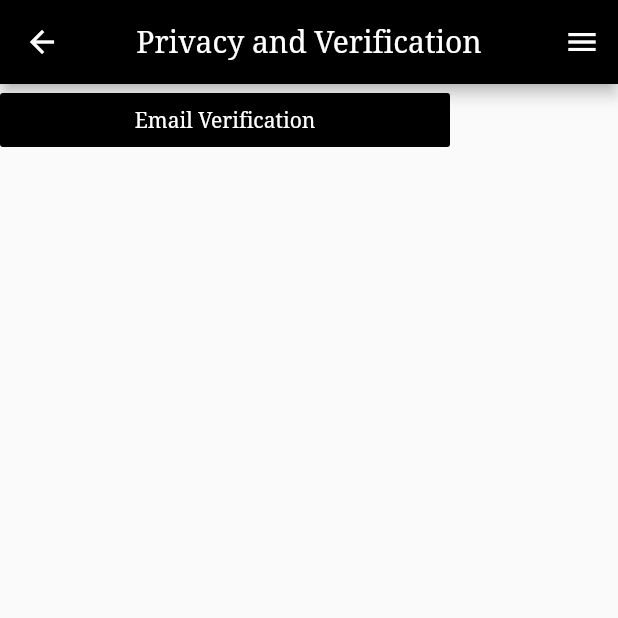
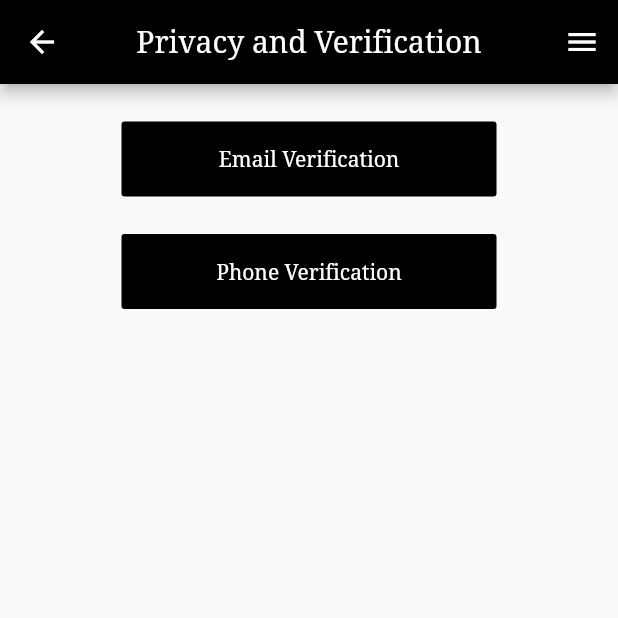
Before and after one commit to harshoo3/Online-Voting-Application, a Flutter app: the screen it shows once a user with an empty profile is signed in, in the side drawer, after a tap on "Privacy and Verification", on a phone screen of 412 x 824 dp, the top half of it. Run offline on Flutter 3.47's test engine with Material 2 defaults, Android fonts, the phone set to English and light mode, and no system bars; our stand-ins replace cloud_firestore, date_field, firebase_auth, firebase_storage, flutter_spinkit, image_picker and 3 more; missing offline and left inert: flutter_statusbarcolor, smart_select; accounts and stored records are empty; statements that could not run were skipped.

Commit message:
phone verification not working

```diff
--- a/lib/screens/authenticate/emailVerification.dart
+++ b/lib/screens/authenticate/emailVerification.dart
@@ -63,7 +63,7 @@ class _EmailVerificationState extends State<EmailVerification> {
           onPressed: () => Navigator.of(context).pop(isEmailVerified),
         ),
         backgroundColor: Colors.black,
-        title: Text('Create Elections'),
+        title: Text('Email Verification'),
       ),
       endDrawer: SideDrawer(user: user,context: context,),
       body: Center(
--- a/lib/screens/home/home.dart
+++ b/lib/screens/home/home.dart
@@ -72,24 +72,17 @@ class _HomeState extends State<Home> {
           child: SingleChildScrollView(
             child: Column(
               children: <Widget>[
-                Center(
-                  child: Text(
-                    'Home page',
-                    style: TextStyle(
-                      fontSize: 30,
-                    ),
-                  ),
-                ),
-                SizedBox(height: 30,),
+                Center(child: SizedBox(height: 25,)),
                 SizedBox(
                   child:Text(
                     'Welcome ${user.name}',
                     // 'yolo',
                     style: TextStyle(
-                        fontSize: 20
+                        fontSize: 30
                     ),
                   ),
                 ),
+                SizedBox(height: 25,),
                 SizedBox(
                   width: 250,
                   height: 50,
--- a/lib/screens/sidebarAndScreens/privacyAndVerification.dart
+++ b/lib/screens/sidebarAndScreens/privacyAndVerification.dart
@@ -3,7 +3,9 @@ import 'package:flutter/material.dart';
 import 'package:online_voting/customWidgets/customClassesAndWidgets.dart';
 import 'package:online_voting/models/user.dart';
 import 'package:online_voting/screens/authenticate/emailVerification.dart';
+import 'package:online_voting/screens/loading.dart';
 import 'package:online_voting/screens/sidebarAndScreens/sidebar.dart';
+import 'package:online_voting/screens/authenticate/phoneVerification.dart';
 class PrivacyAndVerification extends StatefulWidget {
   User user;
   PrivacyAndVerification({this.user});
@@ -14,13 +16,18 @@ class PrivacyAndVerification extends StatefulWidget {
 class _PrivacyAndVerificationState extends State<PrivacyAndVerification> {
   User user;
   bool isEmailVerified;
+  bool isPhoneVerified = false;
   FirebaseUser currUser;
+  bool detailsFetched = false;
   _PrivacyAndVerificationState({this.user});
 
   Future<void> getVerificationDetails() async {
     // user = await _auth.getCurrentUser()
     this.currUser = await FirebaseAuth.instance.currentUser();
     this.isEmailVerified = currUser.isEmailVerified;
+    setState(() {
+      detailsFetched =true;
+    });
   }
 
   @override
@@ -31,7 +38,7 @@ class _PrivacyAndVerificationState extends State<PrivacyAndVerification> {
   }
   @override
   Widget build(BuildContext context) {
-    return Scaffold(
+    return !detailsFetched?Loading():Scaffold(
       appBar: customAppBar(
           title:'Privacy and Verification',
           context: context
@@ -39,8 +46,10 @@ class _PrivacyAndVerificationState extends State<PrivacyAndVerification> {
       endDrawer: SideDrawer(user: user,context: context),
       body: Column(
         children: [
+          Center(child: SizedBox(height: 25,)),
           SizedBox(
-            width: 300,
+            width: 250,
+            height: 50,
             child: FlatButton(
               color: Colors.black,
               child:Text(
@@ -59,6 +68,28 @@ class _PrivacyAndVerificationState extends State<PrivacyAndVerification> {
               },
             ),
           ),
+          SizedBox(height: 25,),
+          SizedBox(
+            width: 250,
+            height: 50,
+            child: FlatButton(
+              color: Colors.black,
+              child:Text(
+                'Phone Verification',
+                style: TextStyle(
+                    color: Colors.white
+                ),
+              ),
+              onPressed: ()async{
+                await Navigator.push(context, MaterialPageRoute(builder: (context) => PhoneVerification(user:user,isPhoneVerified: isPhoneVerified,))).
+                then((value){
+                  setState(() {
+                    isPhoneVerified = true;
+                  });
+                });
+              },
+            ),
+          ),
         ],
       ),
     );
```
Also changed, not shown: lib/screens/authenticate/phoneVerification.dart (added, +182 -0 lines), lib/screens/authenticate/signUp.dart (+3 -123 lines).
